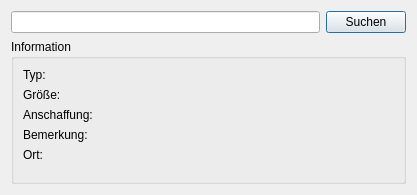
First picture: the form in Oberflaeche/kleidersuche.ui, repository soekkle/Kleiderkammer, before the edit.
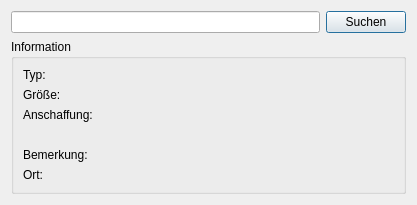
Second picture: the form after the edit.

The edit to the form file:
```diff
--- a/Oberflaeche/kleidersuche.ui
+++ b/Oberflaeche/kleidersuche.ui
@@ -78,7 +78,7 @@
         </property>
        </widget>
       </item>
-      <item row="4" column="0">
+      <item row="5" column="0">
        <widget class="QLabel" name="label_6">
         <property name="text">
          <string>Ort:</string>
@@ -92,7 +92,7 @@
         </property>
        </widget>
       </item>
-      <item row="4" column="1">
+      <item row="5" column="1">
        <widget class="QLabel" name="label_Ort">
         <property name="text">
          <string/>
@@ -105,20 +105,34 @@
         </property>
        </widget>
       </item>
-      <item row="3" column="0">
+      <item row="4" column="0">
        <widget class="QLabel" name="label_3">
         <property name="text">
          <string>Bemerkung:</string>
         </property>
        </widget>
       </item>
-      <item row="3" column="1">
+      <item row="4" column="1">
        <widget class="QLabel" name="label_Bemerkung">
         <property name="text">
          <string/>
         </property>
        </widget>
       </item>
+      <item row="3" column="0">
+       <widget class="QLabel" name="label_Leihe_Bez">
+        <property name="text">
+         <string/>
+        </property>
+       </widget>
+      </item>
+      <item row="3" column="1">
+       <widget class="QLabel" name="label_Leihe">
+        <property name="text">
+         <string/>
+        </property>
+       </widget>
+      </item>
      </layout>
     </widget>
    </item>
```
